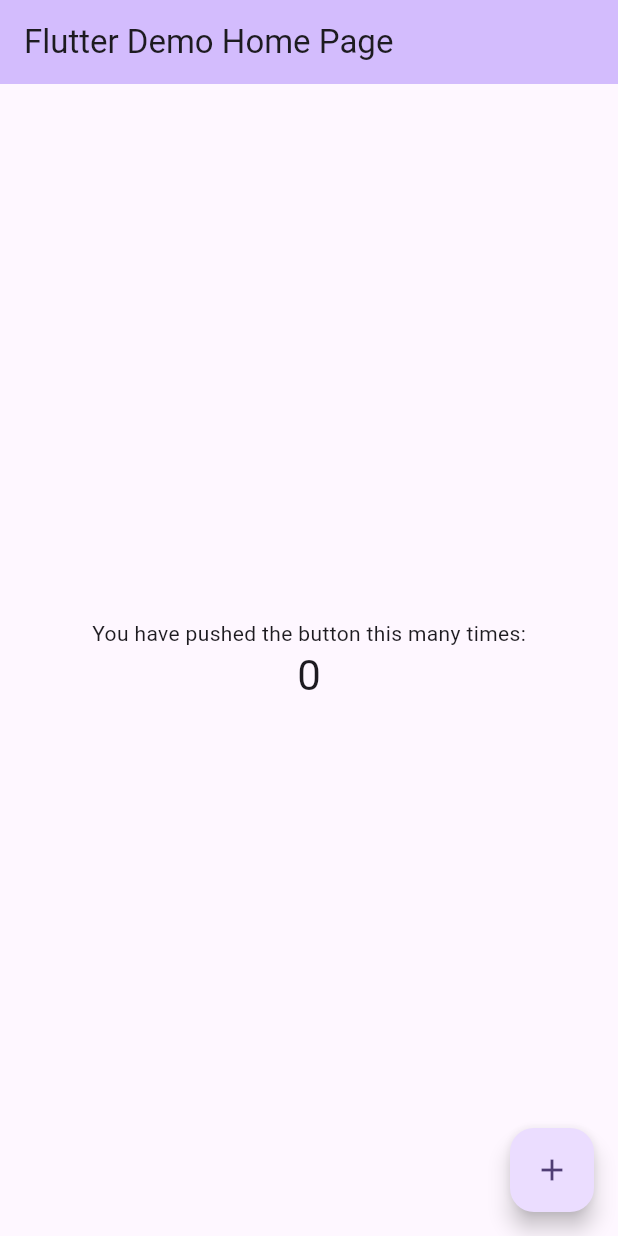
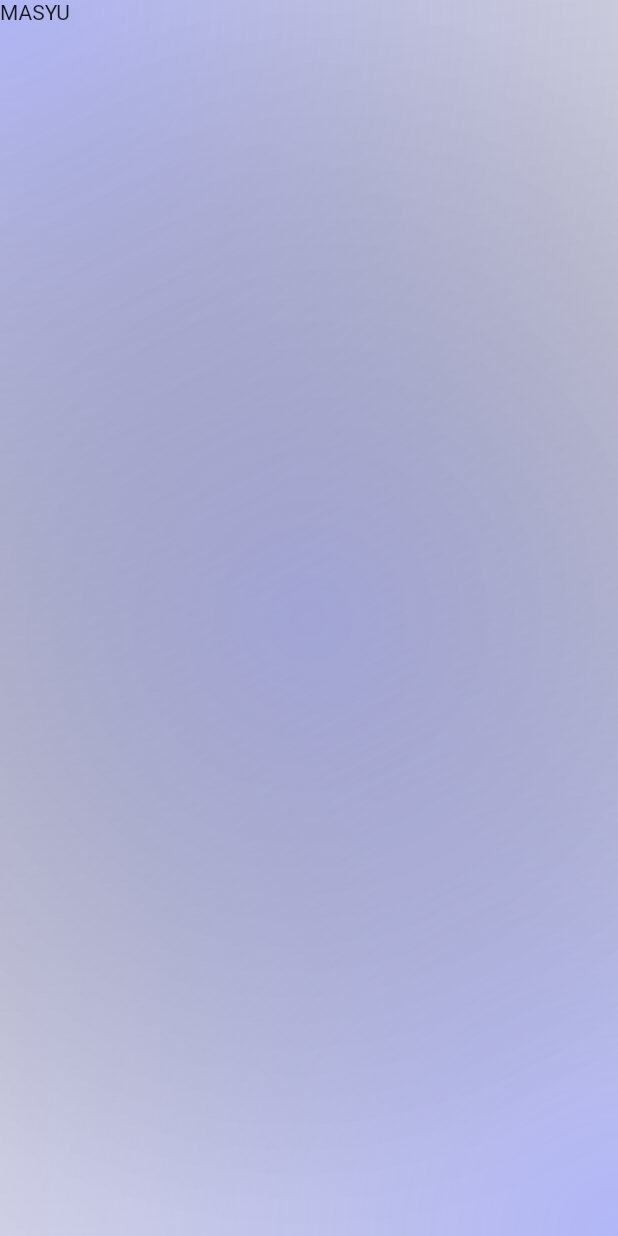
Before and after one commit to UnboringCompany/MasyuApp, a Flutter app: the screen it shows after launch, on a phone screen of 412 x 824 dp. Run offline on Flutter 3.47's test engine with Material 2 defaults, Android fonts, the phone set to English and light mode, and no system bars; our stand-ins replace firebase_core; accounts and stored records are empty.

Commit message:
Création d'un widget Core, pour la structure commune des pages

```diff
--- a/lib/main.dart
+++ b/lib/main.dart
@@ -1,7 +1,12 @@
 import 'package:flutter/material.dart';
+import 'package:flutter/services.dart';
 import 'package:masyu_app/objects/grille.dart';
+import 'widgets/core.dart';
+
+
 
 void main() {
+  SystemChrome.setEnabledSystemUIMode(SystemUiMode.immersiveSticky);
   runApp(const MyApp());
 }
 
@@ -11,121 +16,35 @@ class MyApp extends StatelessWidget {
   // This widget is the root of your application.
   @override
   Widget build(BuildContext context) {
-    return MaterialApp(
-      title: 'Flutter Demo',
-      theme: ThemeData(
-        // This is the theme of your application.
-        //
-        // TRY THIS: Try running your application with "flutter run". You'll see
-        // the application has a blue toolbar. Then, without quitting the app,
-        // try changing the seedColor in the colorScheme below to Colors.green
-        // and then invoke "hot reload" (save your changes or press the "hot
-        // reload" button in a Flutter-supported IDE, or press "r" if you used
-        // the command line to start the app).
-        //
-        // Notice that the counter didn't reset back to zero; the application
-        // state is not lost during the reload. To reset the state, use hot
-        // restart instead.
-        //
-        // This works for code too, not just values: Most code changes can be
-        // tested with just a hot reload.
-        colorScheme: ColorScheme.fromSeed(seedColor: Colors.deepPurple),
-        useMaterial3: true,
-      ),
-      home: const MyHomePage(title: 'Flutter Demo Home Page'),
+
+    return const MaterialApp(
+      debugShowCheckedModeBanner: false,
+      title: 'MASYU',
+      home: MenuPage(),
     );
+
   }
 }
 
-class MyHomePage extends StatefulWidget {
-  const MyHomePage({super.key, required this.title});
-
-  // This widget is the home page of your application. It is stateful, meaning
-  // that it has a State object (defined below) that contains fields that affect
-  // how it looks.
-
-  // This class is the configuration for the state. It holds the values (in this
-  // case the title) provided by the parent (in this case the App widget) and
-  // used by the build method of the State. Fields in a Widget subclass are
-  // always marked "final".
-
-  final String title;
+class MenuPage extends StatefulWidget {
+  const MenuPage({Key? key}) : super(key: key);
 
   @override
-  State<MyHomePage> createState() => _MyHomePageState();
+  State<MenuPage> createState() => _MenuPageState();
 }
 
-class _MyHomePageState extends State<MyHomePage> {
-  int _counter = 0;
+class _MenuPageState extends State<MenuPage> {
 
   Grille grille = Grille(6);
 
-
   void _incrementCounter() {
     setState(() {
-
       grille.printGrid();
-      // This call to setState tells the Flutter framework that something has
-      // changed in this State, which causes it to rerun the build method below
-      // so that the display can reflect the updated values. If we changed
-      // _counter without calling setState(), then the build method would not be
-      // called again, and so nothing would appear to happen.
-      _counter++;
     });
   }
 
   @override
   Widget build(BuildContext context) {
-    // This method is rerun every time setState is called, for instance as done
-    // by the _incrementCounter method above.
-    //
-    // The Flutter framework has been optimized to make rerunning build methods
-    // fast, so that you can just rebuild anything that needs updating rather
-    // than having to individually change instances of widgets.
-    return Scaffold(
-      appBar: AppBar(
-        // TRY THIS: Try changing the color here to a specific color (to
-        // Colors.amber, perhaps?) and trigger a hot reload to see the AppBar
-        // change color while the other colors stay the same.
-        backgroundColor: Theme.of(context).colorScheme.inversePrimary,
-        // Here we take the value from the MyHomePage object that was created by
-        // the App.build method, and use it to set our appbar title.
-        title: Text(widget.title),
-      ),
-      body: Center(
-        // Center is a layout widget. It takes a single child and positions it
-        // in the middle of the parent.
-        child: Column(
-          // Column is also a layout widget. It takes a list of children and
-          // arranges them vertically. By default, it sizes itself to fit its
-          // children horizontally, and tries to be as tall as its parent.
-          //
-          // Column has various properties to control how it sizes itself and
-          // how it positions its children. Here we use mainAxisAlignment to
-          // center the children vertically; the main axis here is the vertical
-          // axis because Columns are vertical (the cross axis would be
-          // horizontal).
-          //
-          // TRY THIS: Invoke "debug painting" (choose the "Toggle Debug Paint"
-          // action in the IDE, or press "p" in the console), to see the
-          // wireframe for each widget.
-          mainAxisAlignment: MainAxisAlignment.center,
-          children: <Widget>[
-            const Text(
-              'You have pushed the button this many times:',
-            ),
-            Text(
-              '$_counter',
-              style: Theme.of(context).textTheme.headlineMedium,
-            ),
-          ],
-        ),
-      ),
-      floatingActionButton: FloatingActionButton(
-        onPressed: _incrementCounter,
-        tooltip: 'Increment',
-        child: const Icon(Icons.add),
-      ), // This trailing comma makes auto-formatting nicer for build methods.
-    );
+    return CoreWidget( child: Text("MASYU"),);
   }
 }
--- /dev/null
+++ b/lib/widgets/core.dart
@@ -0,0 +1,42 @@
+import 'package:flutter/material.dart';
+
+class CoreWidget extends StatelessWidget {
+
+  final Widget child;
+
+  const CoreWidget({Key? key, required this.child}) : super(key: key);
+
+  @override
+  Widget build(BuildContext context) {
+    return Container(
+      decoration: const BoxDecoration(
+          gradient: RadialGradient(
+          colors: [Color(0x663d4aeb), Color(0x000c0813)],
+          center: Alignment.topLeft,
+          radius: 2,)
+        ),
+      child:
+        Container(
+          decoration: const BoxDecoration(
+            gradient: RadialGradient(
+            colors: [Color(0x663d4aeb), Color(0x000c0813)],
+            center: Alignment.bottomRight,
+            radius: 2.3,)
+          ),
+          child: Container(
+            decoration: const BoxDecoration(
+              gradient: RadialGradient(
+              colors: [Color(0x253d4aeb), Colors.transparent],
+              center: Alignment.center,
+              radius: 1,)
+            ),
+            child: Scaffold(
+              backgroundColor: Colors.transparent,
+              body: child,
+            ),
+        )
+        )
+    );
+  }
+
+}
```
Also changed, not shown: 1 other file.
